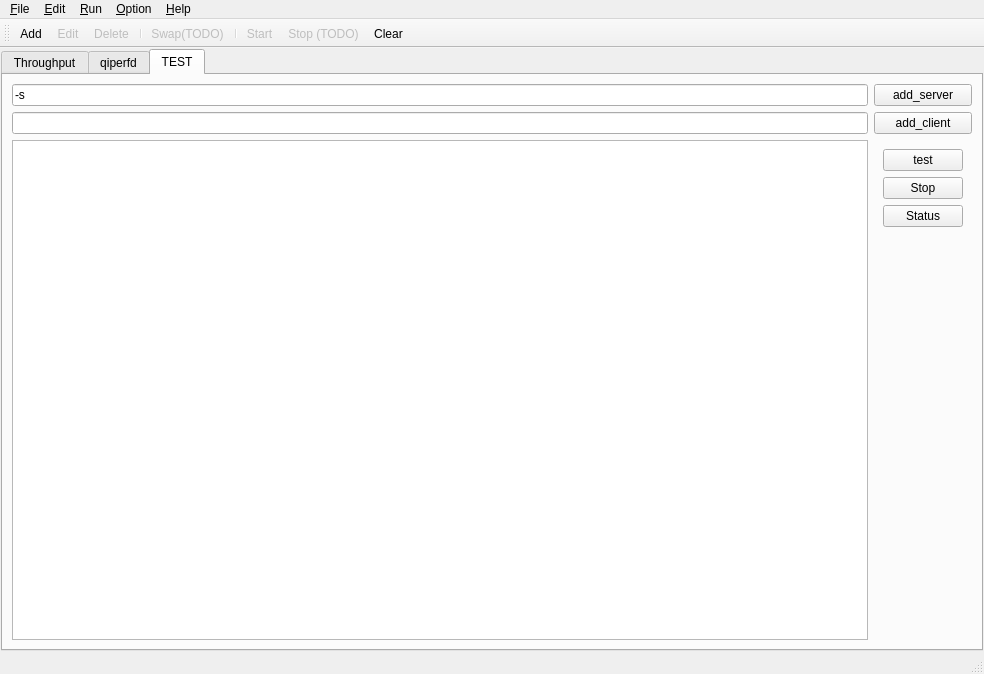
Above: qiperfc/src/qiperfc.ui from coolshou/qiperf before the change. Below: the same form after it.
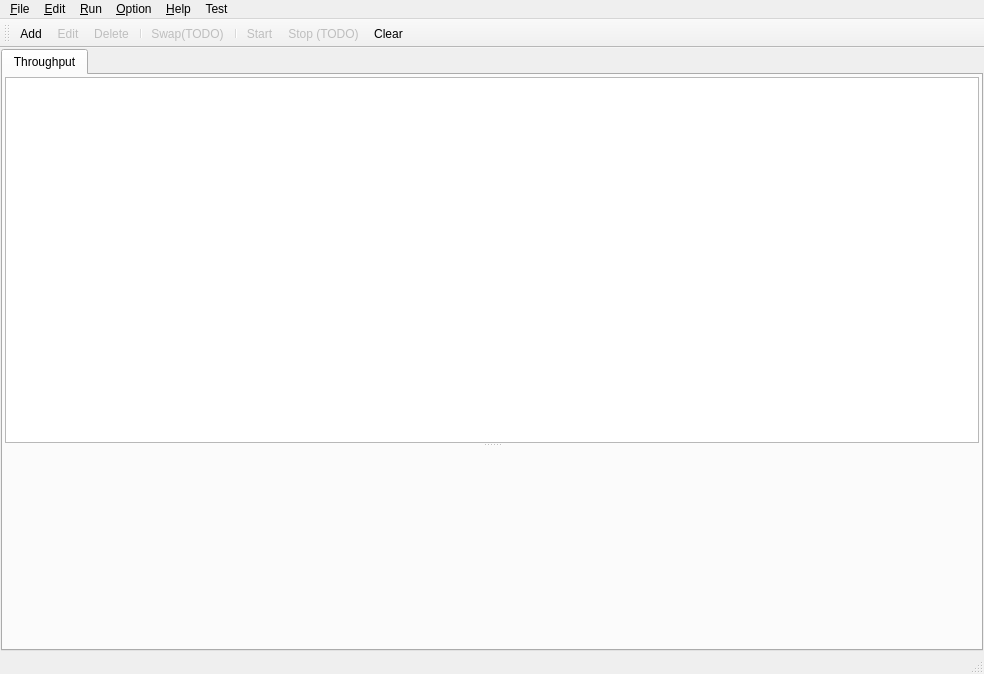
That is the form after the change. The open tabs and pages were chosen to show the change. Icons and pictures are not drawn.

```diff
--- a/qiperfc/src/qiperfc.ui
+++ b/qiperfc/src/qiperfc.ui
@@ -98,97 +98,6 @@
         </item>
        </layout>
       </widget>
-      <widget class="QWidget" name="tab_qiperfd">
-       <attribute name="title">
-        <string>qiperfd</string>
-       </attribute>
-       <attribute name="toolTip">
-        <string>show all qiperfd daemon</string>
-       </attribute>
-       <layout class="QVBoxLayout" name="verticalLayout_3">
-        <item>
-         <widget class="QTreeView" name="tv_qiperfd">
-          <property name="horizontalScrollMode">
-           <enum>QAbstractItemView::ScrollPerPixel</enum>
-          </property>
-         </widget>
-        </item>
-       </layout>
-      </widget>
-      <widget class="QWidget" name="tab_test">
-       <attribute name="title">
-        <string>TEST</string>
-       </attribute>
-       <layout class="QGridLayout" name="gridLayout">
-        <item row="1" column="2">
-         <widget class="QPushButton" name="pb_add_client">
-          <property name="text">
-           <string>add_client</string>
-          </property>
-         </widget>
-        </item>
-        <item row="0" column="2">
-         <widget class="QPushButton" name="pb_add_server">
-          <property name="text">
-           <string>add_server</string>
-          </property>
-         </widget>
-        </item>
-        <item row="6" column="1">
-         <widget class="QTextEdit" name="textEdit"/>
-        </item>
-        <item row="1" column="1">
-         <widget class="QLineEdit" name="lineEdit_2"/>
-        </item>
-        <item row="0" column="1">
-         <widget class="QLineEdit" name="lineEdit">
-          <property name="text">
-           <string>-s </string>
-          </property>
-         </widget>
-        </item>
-        <item row="6" column="2">
-         <widget class="QWidget" name="widget" native="true">
-          <layout class="QVBoxLayout" name="verticalLayout_2">
-           <item>
-            <widget class="QPushButton" name="pb_test">
-             <property name="text">
-              <string>test</string>
-             </property>
-            </widget>
-           </item>
-           <item>
-            <widget class="QPushButton" name="pb_stop">
-             <property name="text">
-              <string>Stop</string>
-             </property>
-            </widget>
-           </item>
-           <item>
-            <widget class="QPushButton" name="pb_status">
-             <property name="text">
-              <string>Status</string>
-             </property>
-            </widget>
-           </item>
-           <item>
-            <spacer name="verticalSpacer">
-             <property name="orientation">
-              <enum>Qt::Vertical</enum>
-             </property>
-             <property name="sizeHint" stdset="0">
-              <size>
-               <width>20</width>
-               <height>40</height>
-              </size>
-             </property>
-            </spacer>
-           </item>
-          </layout>
-         </widget>
-        </item>
-       </layout>
-      </widget>
      </widget>
     </item>
    </layout>
@@ -247,11 +156,18 @@
     <addaction name="separator"/>
     <addaction name="actionShowLog"/>
    </widget>
+   <widget class="QMenu" name="menuTest">
+    <property name="title">
+     <string>Test</string>
+    </property>
+    <addaction name="actionTest"/>
+   </widget>
    <addaction name="menuFile"/>
    <addaction name="menuEdit"/>
    <addaction name="menuRun"/>
    <addaction name="menuOption"/>
    <addaction name="menuHelp"/>
+   <addaction name="menuTest"/>
   </widget>
   <widget class="QStatusBar" name="statusbar"/>
   <widget class="QToolBar" name="toolBar">
```
Left out of the diff: 5 changed lines with no effect on the pictures.
